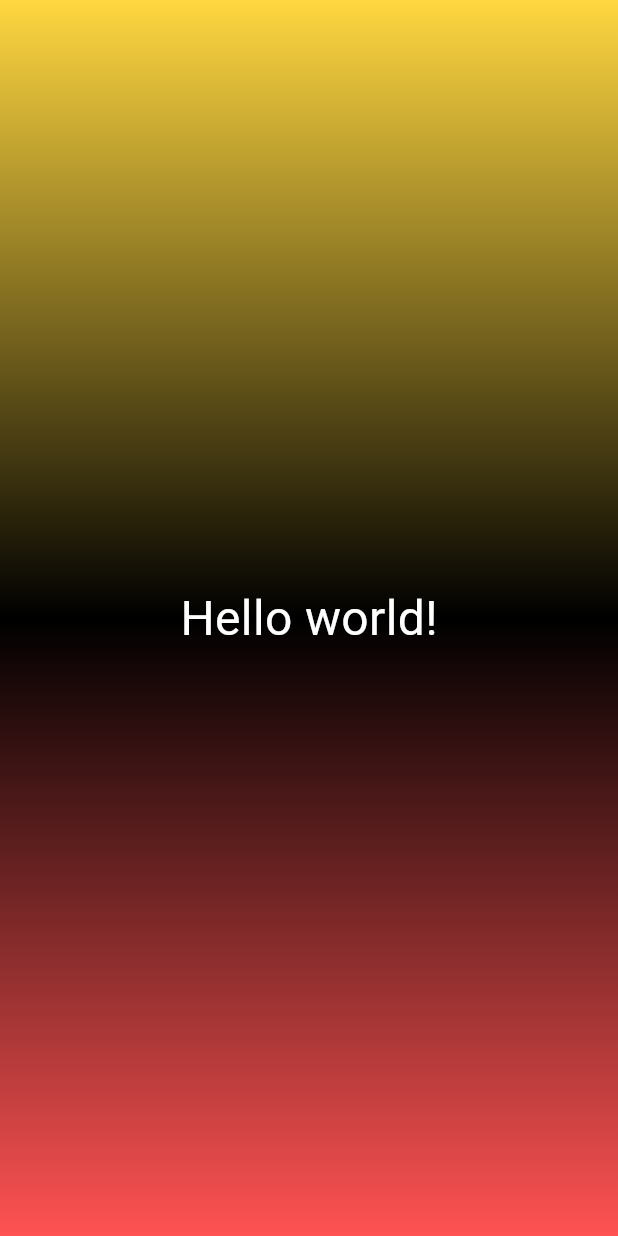
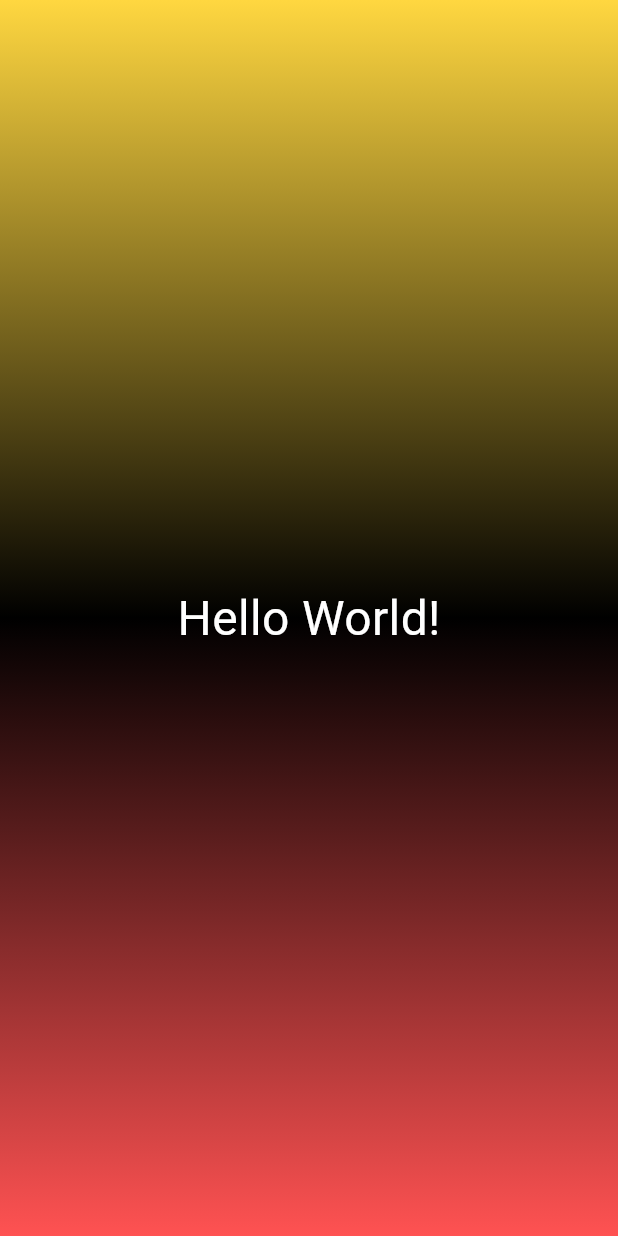
Before and after one commit to Anzhela2014/Flutter_Lab4, a Flutter app: the screen it shows after launch, on a phone screen of 412 x 824 dp. Run offline on Flutter 3.47's test engine with Material 3 defaults, Android fonts, the phone set to English and light mode, and no system bars.

Commit message:
Make StyledText reusable by accepting text as a parameter

```diff
--- a/lib/gradient_container.dart
+++ b/lib/gradient_container.dart
@@ -1,7 +1,8 @@
 import 'package:flutter/material.dart';
 import 'package:mimik/styled_text.dart';
 
-
+const startAlignment = Alignment.topCenter;
+const endaAlignment = Alignment.bottomCenter;
 class GradientContainer extends StatelessWidget {
   @override
   Widget build(BuildContext context) {
@@ -13,12 +14,12 @@ class GradientContainer extends StatelessWidget {
             Colors.black,
             Colors.redAccent,
           ],
-          begin: Alignment.topCenter,
-          end: Alignment.bottomCenter,
+          begin:startAlignment ,
+          end: endaAlignment,
         ),
       ),
       child: Center(
-        child: StyledText()
+        child: StyledText("Hello World!"),
       ),
     );
   }
--- a/lib/styled_text.dart
+++ b/lib/styled_text.dart
@@ -1,11 +1,12 @@
 import 'package:flutter/material.dart';
 
 class StyledText extends StatelessWidget {
-  const StyledText({super.key});
+  final String text;
+  const StyledText(this.text, {super.key});
   @override
   Widget build(BuildContext context) {
-    return const Text(
-      'Hello world!',
+    return Text(
+      text,
       style: TextStyle(
         color: Colors.white,
         fontSize: 32,
```
